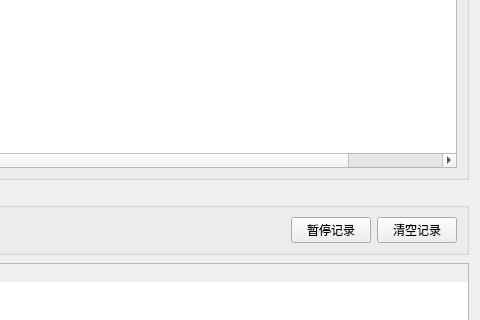
The window that src/pages/MonitorPage.ui (niudamei/IndustrialHub) describes before a commit, drawn with Qt 5; both pictures show x 720 to 1200 and y 178 to 498 of the 1200 by 760 pixel window.
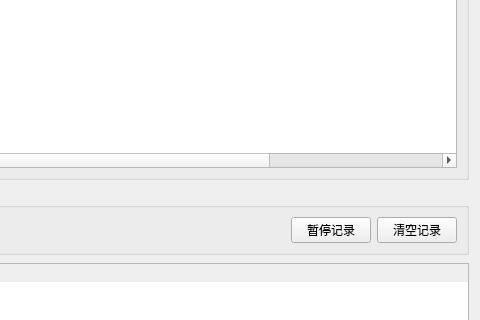
The same window after the commit.

Commit message: fix(monitor): align timing table column count

```diff
--- a/src/pages/MonitorPage.ui
+++ b/src/pages/MonitorPage.ui
@@ -32,7 +32,7 @@
         <property name="minimumSize"><size><width>0</width><height>150</height></size></property>
         <property name="maximumHeight"><number>230</number></property>
         <property name="rowCount"><number>0</number></property>
-        <property name="columnCount"><number>12</number></property>
+        <property name="columnCount"><number>13</number></property>
        </widget>
       </item>
      </layout>
```
